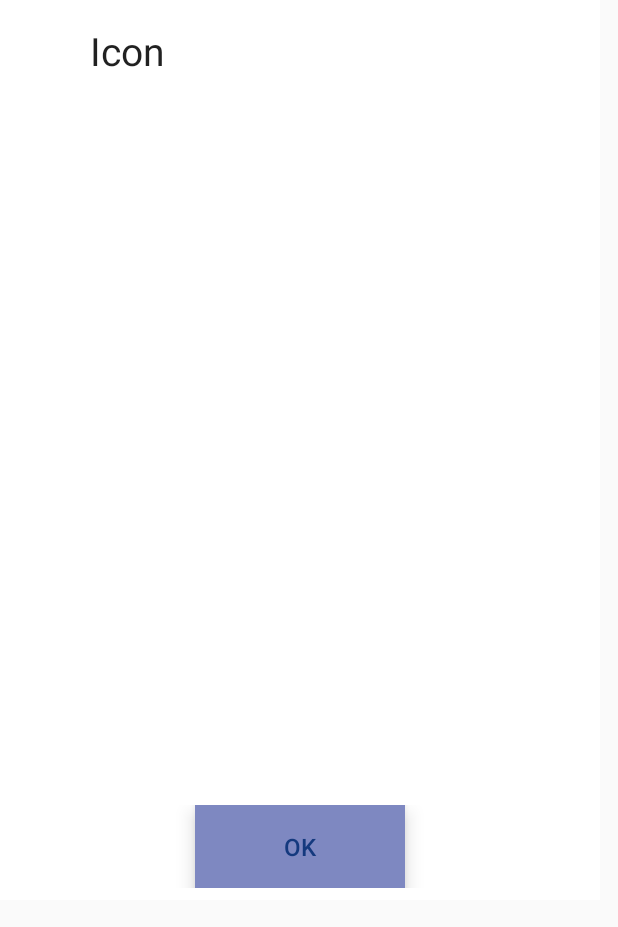
After one commit to pgallini/nineBox, an Android app: the layout about_app.xml on its own in the app's theme, with its tools: preview values and no code run, on a phone screen of 412 x 824 dp. The commit adds this screen. Shown: the top 927 px of the screen. Run offline under Robolectric (Android 15) with nearby library versions, the phone set to English and light mode, and no system bars.

Commit message:
added option to view app version

```diff
--- a/com.promogird.funkynetsoftware/build.gradle
+++ b/com.promogird.funkynetsoftware/build.gradle
@@ -48,8 +48,8 @@ android {
         applicationId "com.promogird.funkynetsoftware"
         minSdkVersion 14
         targetSdkVersion 23
-        versionCode 4
-        versionName "0.4"
+        versionCode 7
+        versionName "0.7"
     }
 
     compileOptions {
--- a/com.promogird.funkynetsoftware/src/main/res/drawable/background_splash.xml
+++ b/com.promogird.funkynetsoftware/src/main/res/drawable/background_splash.xml
@@ -10,5 +10,4 @@
             android:src="@drawable/funkynetsplash"/>
         <!--android:src="@mipmap/ic_launcher"/>-->
     </item>
-
 </layer-list>
--- /dev/null
+++ b/com.promogird.funkynetsoftware/src/main/res/layout/about_app.xml
@@ -0,0 +1,38 @@
+<?xml version="1.0" encoding="utf-8"?>
+<LinearLayout xmlns:android="http://schemas.android.com/apk/res/android"
+    android:orientation="vertical"
+    android:layout_width="@dimen/about_screen_width"
+    android:layout_height="@dimen/about_screen_height"
+    android:background="@color/background_light"
+    android:weightSum="9">
+    <LinearLayout
+        android:layout_width="match_parent"
+        android:layout_height="match_parent"
+        android:layout_marginTop="@dimen/margin_medium"
+        android:layout_marginLeft="@dimen/cardhead_leftmargin"
+        android:layout_marginRight="@dimen/cardhead_rightmargin"
+        android:layout_marginBottom="@dimen/margin_tiny"
+        android:layout_gravity="bottom|left"
+        android:orientation="horizontal"
+        android:layout_weight="7">
+        <TextView
+            style="@style/TextLabelDark"
+            android:text="@string/edit_candidate_icon_label" />
+    </LinearLayout>
+
+    <LinearLayout
+        style="@style/MainButtonLayout"
+        android:layout_width="match_parent"
+        android:layout_height="wrap_content"
+        android:orientation="horizontal"
+        android:layout_weight="2">
+
+        <Button
+            android:id="@+id/cancel_button"
+            style="@style/MainButton"
+            android:background="@color/mutedbutton_color"
+            android:text="@string/ok" />
+
+
+    </LinearLayout>
+</LinearLayout>
--- a/com.promogird.funkynetsoftware/src/main/res/menu/main.xml
+++ b/com.promogird.funkynetsoftware/src/main/res/menu/main.xml
@@ -27,4 +27,7 @@
         android:id="@+id/toggle_tutorial"
         android:title="@string/title_toggle_tutorial_off"/>
     <!--android:showAsAction="never" />-->
+    <item
+        android:id="@+id/display_version"
+        android:title="@string/title_display_about_screen" />
 </menu>
--- a/com.promogird.funkynetsoftware/src/main/res/values-land/dimens.xml
+++ b/com.promogird.funkynetsoftware/src/main/res/values-land/dimens.xml
@@ -37,4 +37,7 @@
     <dimen name="margin_medium">12dp</dimen>
     <dimen name="margin_large">32dp</dimen>
     <dimen name="margin_huge">64dp</dimen>
+
+    <dimen name="about_screen_width">600dp</dimen>
+    <dimen name="about_screen_height">400dp</dimen>
 </resources>
--- a/com.promogird.funkynetsoftware/src/main/res/values/dimens.xml
+++ b/com.promogird.funkynetsoftware/src/main/res/values/dimens.xml
@@ -43,6 +43,9 @@
     <dimen name="cardhead_leftmargin">30dp</dimen>
     <dimen name="cardhead_rightmargin">10dp</dimen>
 
+    <dimen name="about_screen_width">400dp</dimen>
+    <dimen name="about_screen_height">600dp</dimen>
+
     <dimen name="question_number_width">42dp</dimen>
     <dimen name="question_number_height">32dp</dimen>
 
```
Also changed, not shown: com.promogird.funkynetsoftware/src/main/AndroidManifest.xml (+6 -1 lines), com.promogird.funkynetsoftware/src/main/java/common/AboutScreenActivity.java (added, +30 -0 lines), com.promogird.funkynetsoftware/src/main/java/nineBoxMain/MainActivity.java (+39 -10 lines), com.promogird.funkynetsoftware/src/main/res/values/strings.xml (+8 -1 lines).
